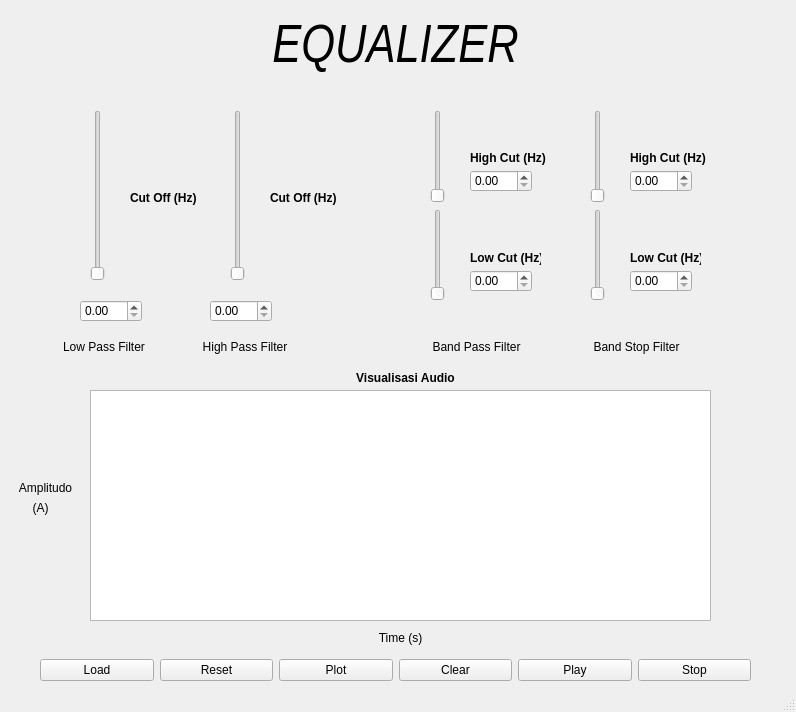
First picture: the form in design_Equalizer.ui, repository TynClause/Equalizer-Audio-Python, before the edit.
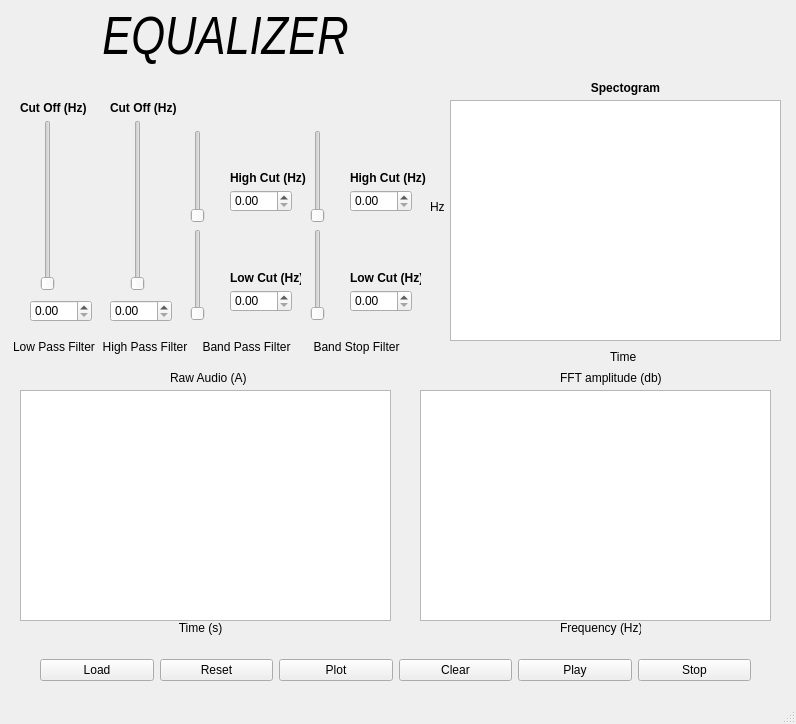
Second picture: the form after the edit.

Diff of the .ui file:
```diff
--- a/design_Equalizer.ui
+++ b/design_Equalizer.ui
@@ -7,7 +7,7 @@
     <x>0</x>
     <y>0</y>
     <width>796</width>
-    <height>712</height>
+    <height>724</height>
    </rect>
   </property>
   <property name="cursor">
@@ -20,10 +20,10 @@
    <widget class="QWidget" name="verticalLayoutWidget">
     <property name="geometry">
      <rect>
-      <x>20</x>
-      <y>9</y>
-      <width>751</width>
-      <height>79</height>
+      <x>90</x>
+      <y>10</y>
+      <width>271</width>
+      <height>61</height>
      </rect>
     </property>
     <layout class="QVBoxLayout" name="verticalLayout">
@@ -49,9 +49,9 @@
    <widget class="QGraphicsView" name="graphicsView">
     <property name="geometry">
      <rect>
-      <x>90</x>
+      <x>20</x>
       <y>390</y>
-      <width>621</width>
+      <width>371</width>
       <height>231</height>
      </rect>
     </property>
@@ -59,7 +59,7 @@
    <widget class="QWidget" name="verticalLayoutWidget_2">
     <property name="geometry">
      <rect>
-      <x>60</x>
+      <x>10</x>
       <y>330</y>
       <width>88</width>
       <height>34</height>
@@ -81,7 +81,7 @@
    <widget class="QWidget" name="verticalLayoutWidget_3">
     <property name="geometry">
      <rect>
-      <x>200</x>
+      <x>100</x>
       <y>330</y>
       <width>90</width>
       <height>34</height>
@@ -103,7 +103,7 @@
    <widget class="QWidget" name="verticalLayoutWidget_4">
     <property name="geometry">
      <rect>
-      <x>430</x>
+      <x>200</x>
       <y>330</y>
       <width>93</width>
       <height>34</height>
@@ -125,7 +125,7 @@
    <widget class="QWidget" name="verticalLayoutWidget_5">
     <property name="geometry">
      <rect>
-      <x>590</x>
+      <x>310</x>
       <y>330</y>
       <width>93</width>
       <height>34</height>
@@ -147,7 +147,7 @@
    <widget class="QDoubleSpinBox" name="doubleSpinBox">
     <property name="geometry">
      <rect>
-      <x>80</x>
+      <x>30</x>
       <y>300</y>
       <width>62</width>
       <height>22</height>
@@ -157,7 +157,7 @@
    <widget class="QDoubleSpinBox" name="doubleSpinBox_2">
     <property name="geometry">
      <rect>
-      <x>210</x>
+      <x>110</x>
       <y>300</y>
       <width>62</width>
       <height>22</height>
@@ -167,8 +167,8 @@
    <widget class="QDoubleSpinBox" name="doubleSpinBox_4">
     <property name="geometry">
      <rect>
-      <x>470</x>
-      <y>270</y>
+      <x>230</x>
+      <y>290</y>
       <width>62</width>
       <height>22</height>
      </rect>
@@ -177,34 +177,18 @@
    <widget class="QDoubleSpinBox" name="doubleSpinBox_6">
     <property name="geometry">
      <rect>
-      <x>630</x>
-      <y>270</y>
+      <x>350</x>
+      <y>290</y>
       <width>62</width>
       <height>22</height>
      </rect>
     </property>
    </widget>
-   <widget class="QLabel" name="label_11">
-    <property name="geometry">
-     <rect>
-      <x>10</x>
-      <y>480</y>
-      <width>71</width>
-      <height>16</height>
-     </rect>
-    </property>
-    <property name="text">
-     <string>Amplitudo</string>
-    </property>
-    <property name="alignment">
-     <set>Qt::AlignCenter</set>
-    </property>
-   </widget>
    <widget class="QLabel" name="label_12">
     <property name="geometry">
      <rect>
-      <x>360</x>
-      <y>630</y>
+      <x>160</x>
+      <y>620</y>
       <width>81</width>
       <height>16</height>
      </rect>
@@ -216,28 +200,6 @@
      <set>Qt::AlignCenter</set>
     </property>
    </widget>
-   <widget class="QLabel" name="label_13">
-    <property name="geometry">
-     <rect>
-      <x>330</x>
-      <y>370</y>
-      <width>151</width>
-      <height>16</height>
-     </rect>
-    </property>
-    <property name="font">
-     <font>
-      <weight>75</weight>
-      <bold>true</bold>
-     </font>
-    </property>
-    <property name="text">
-     <string>Visualisasi Audio</string>
-    </property>
-    <property name="alignment">
-     <set>Qt::AlignCenter</set>
-    </property>
-   </widget>
    <widget class="QWidget" name="horizontalLayoutWidget_2">
     <property name="geometry">
      <rect>
@@ -295,8 +257,8 @@
    <widget class="QWidget" name="verticalLayoutWidget_6">
     <property name="geometry">
      <rect>
-      <x>430</x>
-      <y>110</y>
+      <x>190</x>
+      <y>130</y>
       <width>31</width>
       <height>191</height>
      </rect>
@@ -321,8 +283,8 @@
    <widget class="QWidget" name="verticalLayoutWidget_7">
     <property name="geometry">
      <rect>
-      <x>590</x>
-      <y>110</y>
+      <x>310</x>
+      <y>130</y>
       <width>31</width>
       <height>191</height>
      </rect>
@@ -347,8 +309,8 @@
    <widget class="QLabel" name="label_2">
     <property name="geometry">
      <rect>
-      <x>470</x>
-      <y>150</y>
+      <x>230</x>
+      <y>170</y>
       <width>81</width>
       <height>16</height>
      </rect>
@@ -366,8 +328,8 @@
    <widget class="QLabel" name="label_4">
     <property name="geometry">
      <rect>
-      <x>470</x>
-      <y>250</y>
+      <x>230</x>
+      <y>270</y>
       <width>71</width>
       <height>16</height>
      </rect>
@@ -385,8 +347,8 @@
    <widget class="QLabel" name="label_6">
     <property name="geometry">
      <rect>
-      <x>630</x>
-      <y>150</y>
+      <x>350</x>
+      <y>170</y>
       <width>81</width>
       <height>16</height>
      </rect>
@@ -404,8 +366,8 @@
    <widget class="QLabel" name="label_8">
     <property name="geometry">
      <rect>
-      <x>630</x>
-      <y>250</y>
+      <x>350</x>
+      <y>270</y>
       <width>71</width>
       <height>16</height>
      </rect>
@@ -423,8 +385,8 @@
    <widget class="QWidget" name="verticalLayoutWidget_8">
     <property name="geometry">
      <rect>
-      <x>90</x>
-      <y>110</y>
+      <x>40</x>
+      <y>120</y>
       <width>31</width>
       <height>171</height>
      </rect>
@@ -442,8 +404,8 @@
    <widget class="QWidget" name="verticalLayoutWidget_9">
     <property name="geometry">
      <rect>
-      <x>230</x>
-      <y>110</y>
+      <x>130</x>
+      <y>120</y>
       <width>31</width>
       <height>171</height>
      </rect>
@@ -461,8 +423,8 @@
    <widget class="QLabel" name="label_9">
     <property name="geometry">
      <rect>
-      <x>130</x>
-      <y>190</y>
+      <x>20</x>
+      <y>100</y>
       <width>71</width>
       <height>16</height>
      </rect>
@@ -480,8 +442,8 @@
    <widget class="QLabel" name="label_10">
     <property name="geometry">
      <rect>
-      <x>270</x>
-      <y>190</y>
+      <x>110</x>
+      <y>100</y>
       <width>81</width>
       <height>16</height>
      </rect>
@@ -499,8 +461,8 @@
    <widget class="QDoubleSpinBox" name="doubleSpinBox_3">
     <property name="geometry">
      <rect>
-      <x>470</x>
-      <y>170</y>
+      <x>230</x>
+      <y>190</y>
       <width>62</width>
       <height>22</height>
      </rect>
@@ -509,27 +471,118 @@
    <widget class="QDoubleSpinBox" name="doubleSpinBox_5">
     <property name="geometry">
      <rect>
-      <x>630</x>
-      <y>170</y>
+      <x>350</x>
+      <y>190</y>
       <width>62</width>
       <height>22</height>
      </rect>
     </property>
    </widget>
+   <widget class="QGraphicsView" name="graphicsView_2">
+    <property name="geometry">
+     <rect>
+      <x>420</x>
+      <y>390</y>
+      <width>351</width>
+      <height>231</height>
+     </rect>
+    </property>
+   </widget>
+   <widget class="QLabel" name="label_15">
+    <property name="geometry">
+     <rect>
+      <x>550</x>
+      <y>80</y>
+      <width>151</width>
+      <height>16</height>
+     </rect>
+    </property>
+    <property name="font">
+     <font>
+      <weight>75</weight>
+      <bold>true</bold>
+     </font>
+    </property>
+    <property name="text">
+     <string>Spectogram</string>
+    </property>
+    <property name="alignment">
+     <set>Qt::AlignCenter</set>
+    </property>
+   </widget>
+   <widget class="QGraphicsView" name="graphicsView_3">
+    <property name="geometry">
+     <rect>
+      <x>450</x>
+      <y>100</y>
+      <width>331</width>
+      <height>241</height>
+     </rect>
+    </property>
+   </widget>
+   <widget class="QLabel" name="label_16">
+    <property name="geometry">
+     <rect>
+      <x>560</x>
+      <y>620</y>
+      <width>81</width>
+      <height>16</height>
+     </rect>
+    </property>
+    <property name="text">
+     <string>Frequency (Hz)</string>
+    </property>
+   </widget>
+   <widget class="QLabel" name="label_11">
+    <property name="geometry">
+     <rect>
+      <x>170</x>
+      <y>370</y>
+      <width>81</width>
+      <height>16</height>
+     </rect>
+    </property>
+    <property name="text">
+     <string>Raw Audio (A)</string>
+    </property>
+   </widget>
+   <widget class="QLabel" name="label_13">
+    <property name="geometry">
+     <rect>
+      <x>560</x>
+      <y>370</y>
+      <width>101</width>
+      <height>16</height>
+     </rect>
+    </property>
+    <property name="text">
+     <string>FFT amplitude (db)</string>
+    </property>
+   </widget>
    <widget class="QLabel" name="label_14">
     <property name="geometry">
      <rect>
-      <x>20</x>
-      <y>500</y>
-      <width>41</width>
-      <height>16</height>
+      <x>610</x>
+      <y>350</y>
+      <width>47</width>
+      <height>13</height>
      </rect>
     </property>
     <property name="text">
-     <string>(A)</string>
+     <string>Time</string>
     </property>
-    <property name="alignment">
-     <set>Qt::AlignCenter</set>
+   </widget>
+   <widget class="QLabel" name="label_17">
+    <property name="geometry">
+     <rect>
+      <x>430</x>
+      <y>200</y>
+      <width>47</width>
+      <height>13</height>
+     </rect>
+    </property>
+    <property name="text">
+     <string>Hz</string>
     </property>
    </widget>
   </widget>
```
